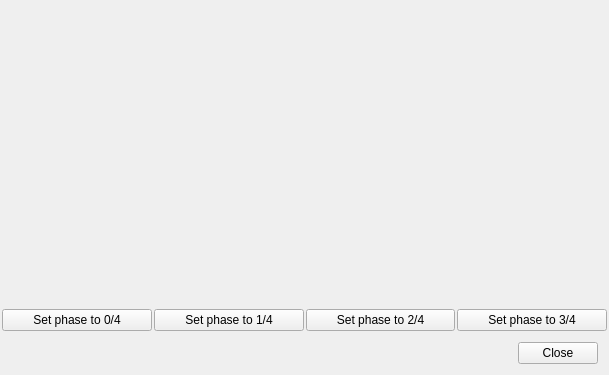
Old version of the form bin/modulatorgui.ui in the repository kmatheussen/radium.
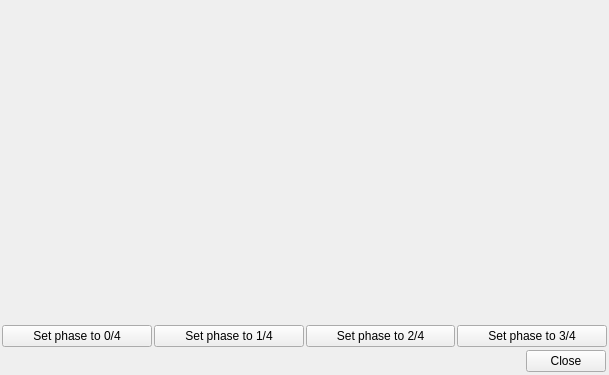
New version of the form.

What changed in the file:
```diff
--- a/bin/modulatorgui.ui
+++ b/bin/modulatorgui.ui
@@ -31,7 +31,7 @@
    </property>
    <item>
     <widget class="QWidget" name="tableParent" native="true">
-     <layout class="QVBoxLayout" name="verticalLayout_3" stretch="">
+     <layout class="QVBoxLayout" name="verticalLayout_3">
       <property name="spacing">
        <number>1</number>
       </property>
@@ -71,7 +71,7 @@
     </layout>
    </item>
    <item>
-    <widget class="QWidget" name="" native="true">
+    <widget class="QWidget" name="widget" native="true">
      <property name="sizePolicy">
       <sizepolicy hsizetype="Preferred" vsizetype="Fixed">
        <horstretch>0</horstretch>
@@ -82,6 +82,18 @@
       <property name="spacing">
        <number>1</number>
       </property>
+      <property name="leftMargin">
+       <number>1</number>
+      </property>
+      <property name="topMargin">
+       <number>1</number>
+      </property>
+      <property name="rightMargin">
+       <number>1</number>
+      </property>
+      <property name="bottomMargin">
+       <number>1</number>
+      </property>
       <item>
        <widget class="QLabel" name="progress">
         <property name="text">
```
